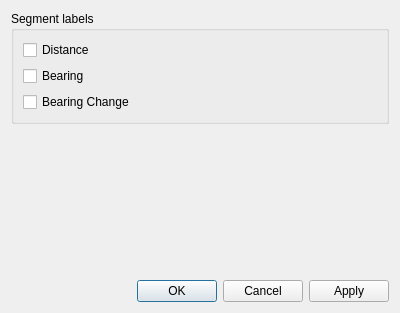
This is src/plugins/render/measure/MeasureConfigWidget.ui in KDE/marble as Qt 5 draws it before an edit. The edited form follows.
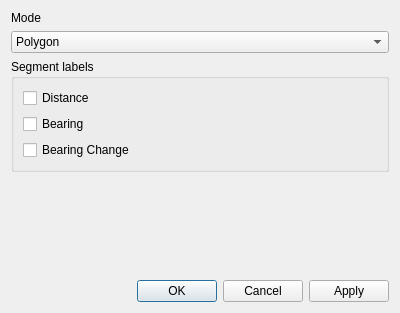
This is the edited form.

Commit message: This patch adds a circular mode to Measure Plugin

What changed in the file:
```diff
--- a/src/plugins/render/measure/MeasureConfigWidget.ui
+++ b/src/plugins/render/measure/MeasureConfigWidget.ui
@@ -14,6 +14,27 @@
    <string>Marble - Measure Tool Configuration</string>
   </property>
   <layout class="QVBoxLayout" name="verticalLayout_2">
+   <item>
+    <widget class="QLabel" name="modeLabel">
+     <property name="text">
+      <string>Mode</string>
+     </property>
+    </widget>
+   </item>
+   <item>
+    <widget class="QComboBox" name="m_modeCombo">
+     <item>
+      <property name="text">
+       <string>Polygon</string>
+      </property>
+     </item>
+     <item>
+      <property name="text">
+       <string>Circular</string>
+      </property>
+     </item>
+    </widget>
+   </item>
    <item>
     <widget class="QGroupBox" name="groupBox">
      <property name="title">
```
The commit also changes 2 other files.
